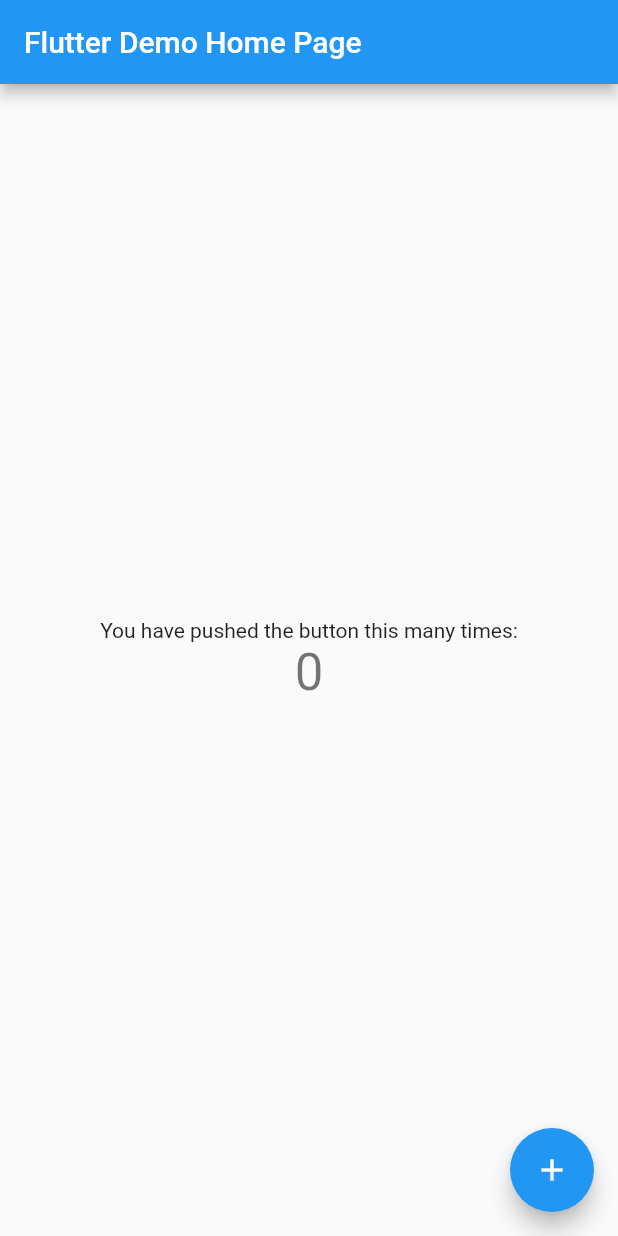
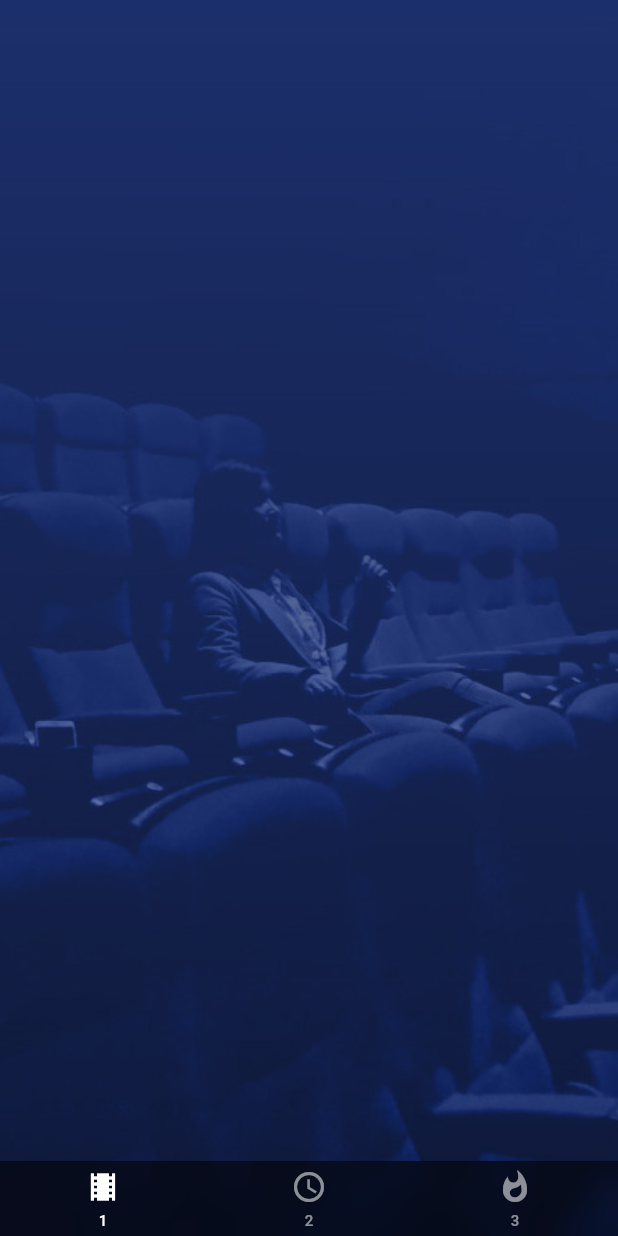
Before and after one commit to jiangboLee/movie, a Flutter app: the screen it shows after launch, on a phone screen of 412 x 824 dp. Run offline on Flutter 3.47's test engine with Material 2 defaults, Android fonts, the phone set to English and light mode, and no system bars.

Commit message:
tabbar ok

```diff
--- /dev/null
+++ b/lib/assets.dart
@@ -0,0 +1,3 @@
+class ImageAssets {
+  static const String backgroundImage = 'assets/images/background_image.jpg';
+}
--- a/lib/main.dart
+++ b/lib/main.dart
@@ -1,111 +1,34 @@
 import 'package:flutter/material.dart';
+import 'package:movie/ui/main_page.dart';
 
-void main() => runApp(MyApp());
-
-class MyApp extends StatelessWidget {
-  // This widget is the root of your application.
-  @override
-  Widget build(BuildContext context) {
-    return MaterialApp(
-      title: 'Flutter Demo',
-      theme: ThemeData(
-        // This is the theme of your application.
-        //
-        // Try running your application with "flutter run". You'll see the
-        // application has a blue toolbar. Then, without quitting the app, try
-        // changing the primarySwatch below to Colors.green and then invoke
-        // "hot reload" (press "r" in the console where you ran "flutter run",
-        // or simply save your changes to "hot reload" in a Flutter IDE).
-        // Notice that the counter didn't reset back to zero; the application
-        // is not restarted.
-        primarySwatch: Colors.blue,
-      ),
-      home: MyHomePage(title: 'Flutter Demo Home Page'),
-    );
-  }
+void main() {
+  runApp(LeeApp());
 }
 
-class MyHomePage extends StatefulWidget {
-  MyHomePage({Key key, this.title}) : super(key: key);
+class LeeApp extends StatefulWidget {
+  @override
+  _LeeAppState createState() => _LeeAppState();
+}
 
-  // This widget is the home page of your application. It is stateful, meaning
-  // that it has a State object (defined below) that contains fields that affect
-  // how it looks.
-
-  // This class is the configuration for the state. It holds the values (in this
-  // case the title) provided by the parent (in this case the App widget) and
-  // used by the build method of the State. Fields in a Widget subclass are
-  // always marked "final".
-
-  final String title;
+class _LeeAppState extends State<LeeApp> {
 
   @override
-  _MyHomePageState createState() => _MyHomePageState();
-}
+  void initState() {
+    // TODO: implement initState
+    super.initState();
 
-class _MyHomePageState extends State<MyHomePage> {
-  int _counter = 0;
-
-  void _incrementCounter() {
-    setState(() {
-      // This call to setState tells the Flutter framework that something has
-      // changed in this State, which causes it to rerun the build method below
-      // so that the display can reflect the updated values. If we changed
-      // _counter without calling setState(), then the build method would not be
-      // called again, and so nothing would appear to happen.
-      _counter++;
-    });
   }
 
   @override
   Widget build(BuildContext context) {
-    // This method is rerun every time setState is called, for instance as done
-    // by the _incrementCounter method above.
-    //
-    // The Flutter framework has been optimized to make rerunning build methods
-    // fast, so that you can just rebuild anything that needs updating rather
-    // than having to individually change instances of widgets.
-    return Scaffold(
-      appBar: AppBar(
-        // Here we take the value from the MyHomePage object that was created by
-        // the App.build method, and use it to set our appbar title.
-        title: Text(widget.title),
+    return MaterialApp(
+      title: 'lee',
+      theme: ThemeData(
+        primaryColor: const Color(0xFF1C306D),
+        accentColor: const Color(0xFFFFAD32),
+        scaffoldBackgroundColor: Colors.transparent,
       ),
-      body: Center(
-        // Center is a layout widget. It takes a single child and positions it
-        // in the middle of the parent.
-        child: Column(
-          // Column is also layout widget. It takes a list of children and
-          // arranges them vertically. By default, it sizes itself to fit its
-          // children horizontally, and tries to be as tall as its parent.
-          //
-          // Invoke "debug painting" (press "p" in the console, choose the
-          // "Toggle Debug Paint" action from the Flutter Inspector in Android
-          // Studio, or the "Toggle Debug Paint" command in Visual Studio Code)
-          // to see the wireframe for each widget.
-          //
-          // Column has various properties to control how it sizes itself and
-          // how it positions its children. Here we use mainAxisAlignment to
-          // center the children vertically; the main axis here is the vertical
-          // axis because Columns are vertical (the cross axis would be
-          // horizontal).
-          mainAxisAlignment: MainAxisAlignment.center,
-          children: <Widget>[
-            Text(
-              'You have pushed the button this many times:',
-            ),
-            Text(
-              '$_counter',
-              style: Theme.of(context).textTheme.display1,
-            ),
-          ],
-        ),
-      ),
-      floatingActionButton: FloatingActionButton(
-        onPressed: _incrementCounter,
-        tooltip: 'Increment',
-        child: Icon(Icons.add),
-      ), // This trailing comma makes auto-formatting nicer for build methods.
+      home: const MainPage(),
     );
   }
 }
--- /dev/null
+++ b/lib/ui/lee_app_bar.dart
@@ -0,0 +1,13 @@
+import 'package:flutter/material.dart';
+
+class LeeAppBar extends StatefulWidget {
+  @override
+  _LeeAppBarState createState() => _LeeAppBarState();
+}
+
+class _LeeAppBarState extends State<LeeAppBar> {
+  @override
+  Widget build(BuildContext context) {
+    return Container();
+  }
+}
--- /dev/null
+++ b/lib/ui/lee_bottom_bar.dart
@@ -0,0 +1,24 @@
+import 'package:flutter/material.dart';
+import 'package:flutter/cupertino.dart';
+
+class LeeBottomBar extends StatelessWidget {
+
+  final int currentIndex;
+  final ValueChanged<int> onTap;
+  final List<BottomNavigationBarItem> items;
+
+  const LeeBottomBar({Key key, this.currentIndex, this.onTap, this.items}) : super(key: key);
+
+  @override
+  Widget build(BuildContext context) {
+    return CupertinoTabBar(
+      backgroundColor: Colors.black54,
+      inactiveColor: Colors.white54,
+      activeColor: Colors.white,
+      iconSize: 24.0,
+      currentIndex: currentIndex,
+      onTap: onTap,
+      items: items,
+    );
+  }
+}
--- /dev/null
+++ b/lib/ui/main_page.dart
@@ -0,0 +1,120 @@
+import 'package:flutter/material.dart';
+import 'package:movie/assets.dart';
+import 'package:movie/ui/lee_app_bar.dart';
+import 'package:movie/ui/lee_bottom_bar.dart';
+
+class MainPage extends StatefulWidget {
+  const MainPage();
+  @override
+  _MainPageState createState() => _MainPageState();
+}
+
+class _MainPageState extends State<MainPage> with SingleTickerProviderStateMixin {
+
+  TabController _tabController;
+  int _selectedTab = 0;
+
+  @override
+  void initState() {
+    // TODO: implement initState
+    super.initState();
+    _tabController = TabController(length: 3, vsync: this);
+  }
+
+  @override
+  void dispose() {
+    // TODO: implement dispose
+    super.dispose();
+    _tabController.dispose();
+  }
+
+  Widget _buildTabContent() {
+    return Positioned.fill(
+      child: TabBarView(
+        controller: _tabController,
+        physics: const NeverScrollableScrollPhysics(),
+        children: <Widget>[
+          new Container(),
+          new Container(),
+          new Container(),
+        ],
+      ),
+    );
+  }
+
+  void _tabSelected(int newIndex) {
+    setState(() {
+      _selectedTab = newIndex;
+      _tabController.index = newIndex;
+    });
+  }
+
+  @override
+  Widget build(BuildContext context) {
+
+    final backgroundImage = Image.asset(
+      ImageAssets.backgroundImage,
+      fit: BoxFit.cover,
+    );
+
+    final content = Scaffold(
+      appBar: PreferredSize(
+        child: LeeAppBar(),
+        preferredSize: const Size.fromHeight(kToolbarHeight),
+      ),
+      body: Stack(
+        children: <Widget>[
+          _buildTabContent(),
+          _BottomTabs(
+            selectedTab: _selectedTab,
+            onTap: _tabSelected,
+          ),
+        ],
+      ),
+    );
+
+    return Stack(
+      fit: StackFit.expand,
+      children: <Widget>[
+        backgroundImage,
+        content,
+      ],
+    );
+  }
+}
+
+class _BottomTabs extends StatelessWidget {
+
+  final int selectedTab;
+  final ValueChanged<int> onTap;
+
+  const _BottomTabs({Key key,@required this.selectedTab,@required this.onTap}) : super(key: key);
+
+  @override
+  Widget build(BuildContext context) {
+    return Align(
+      alignment: Alignment.bottomCenter,
+      child: LeeBottomBar(
+        currentIndex: selectedTab,
+        onTap: onTap,
+        items: [
+          BottomNavigationBarItem(
+            title: Text('1'),
+            icon: const Icon(Icons.theaters),
+            backgroundColor: Theme.of(context).primaryColor,
+          ),
+          BottomNavigationBarItem(
+            title: Text('2'),
+            icon: const Icon(Icons.schedule),
+            backgroundColor: Theme.of(context).primaryColor,
+          ),
+          BottomNavigationBarItem(
+            title: Text('3'),
+            icon: const Icon(Icons.whatshot),
+            backgroundColor: Theme.of(context).primaryColor,
+          ),
+        ],
+      ),
+    );
+  }
+}
--- a/pubspec.yaml
+++ b/pubspec.yaml
@@ -43,9 +43,8 @@ flutter:
   uses-material-design: true
 
   # To add assets to your application, add an assets section, like this:
-  # assets:
-  #  - images/a_dot_burr.jpeg
-  #  - images/a_dot_ham.jpeg
+  assets:
+    - assets/images/
 
   # An image asset can refer to one or more resolution-specific "variants", see
   # https://flutter.dev/assets-and-images/#resolution-aware.
```
Also changed, not shown: assets/images/1x1_transparent.png (added), assets/images/background_image.jpg (added), assets/images/logo.png (added), assets/images/powered_by_tmdb.png (added).
